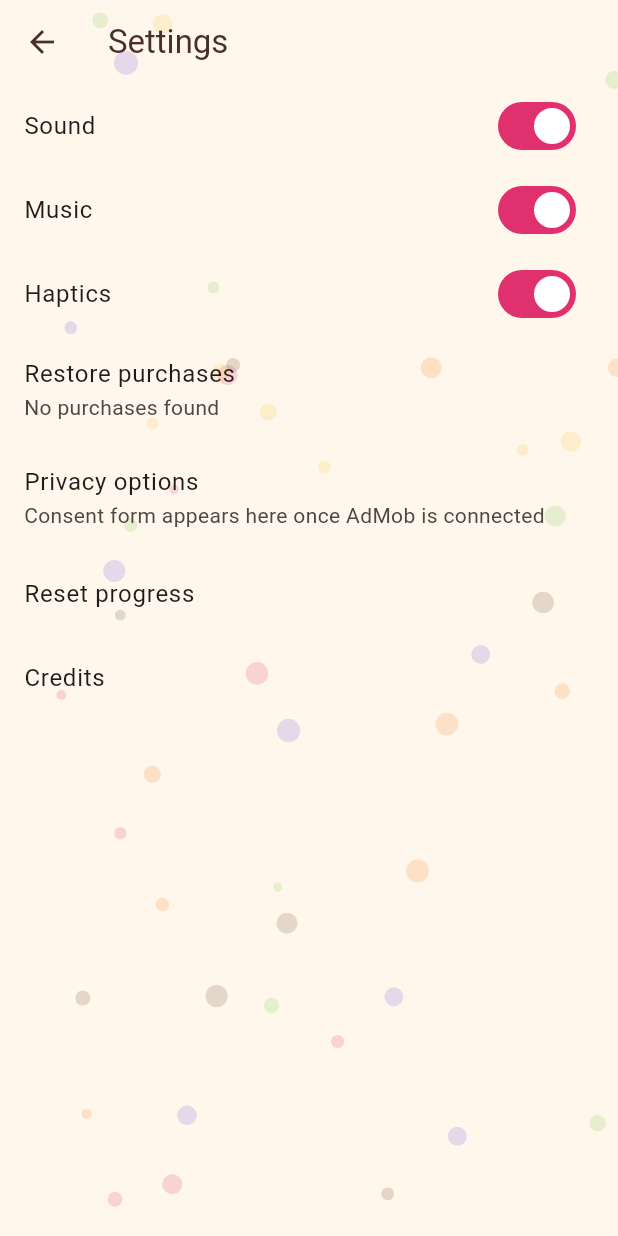
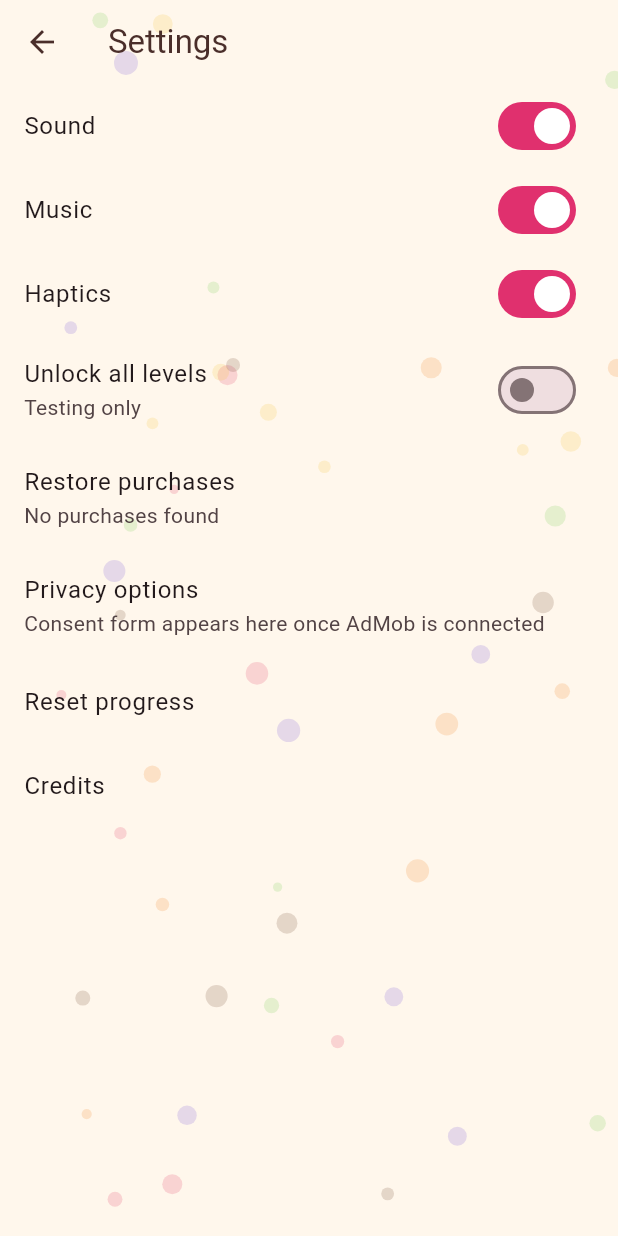
Before and after one commit to teoboonkeat/burger-stacks, a Flutter app: the screen it shows after launch, after a tap on "Settings", on a phone screen of 412 x 824 dp. Run offline on Flutter 3.47's test engine with Material 3 defaults, Android fonts, the phone set to English and light mode, and no system bars; our stand-ins replace shared_preferences; missing offline and left inert: flame, flame_audio.

Commit message:
Add 'Unlock all levels' testing toggle in Settings
Co-Authored-By: Claude Opus 5.5 <noreply@anthropic.com>
Claude-Session: https://claude.ai/code/session_01GwU7tGuyxGHu1s3hcQMFaS

```diff
--- a/lib/app/app_state.dart
+++ b/lib/app/app_state.dart
@@ -9,6 +9,8 @@ class AppState extends ChangeNotifier {
   int coins = 0;
   bool removeAds = false;
   bool sound = true, music = true, haptics = true;
+  /// Testing aid: every level is playable regardless of progress.
+  bool unlockAll = false;
   int completedSinceAd = 0;
   int lastInterstitialMs = 0;
 
@@ -20,6 +22,7 @@ class AppState extends ChangeNotifier {
     sound = _p.getBool('sound') ?? true;
     music = _p.getBool('music') ?? true;
     haptics = _p.getBool('haptics') ?? true;
+    unlockAll = _p.getBool('unlockAll') ?? false;
     completedSinceAd = _p.getInt('completedSinceAd') ?? 0;
     lastInterstitialMs = _p.getInt('lastInterstitialMs') ?? 0;
     stars = {
@@ -35,13 +38,14 @@ class AppState extends ChangeNotifier {
     await _p.setBool('sound', sound);
     await _p.setBool('music', music);
     await _p.setBool('haptics', haptics);
+    await _p.setBool('unlockAll', unlockAll);
     await _p.setInt('completedSinceAd', completedSinceAd);
     await _p.setInt('lastInterstitialMs', lastInterstitialMs);
     await _p.setStringList(
         'stars', [for (final e in stars.entries) '${e.key}:${e.value}']);
   }
 
-  bool isUnlocked(int level) => level <= currentLevel;
+  bool isUnlocked(int level) => unlockAll || level <= currentLevel;
 
   void completeLevel(int level, int earnedStars, int tips, int total) {
     final prev = stars[level] ?? 0;
--- a/lib/ui/screens.dart
+++ b/lib/ui/screens.dart
@@ -151,6 +151,11 @@ class SettingsScreen extends StatelessWidget {
               title: const Text('Haptics'),
               value: st.haptics,
               onChanged: (v) => st.update((x) => x.haptics = v)),
+          SwitchListTile(
+              title: const Text('Unlock all levels'),
+              subtitle: const Text('Testing only'),
+              value: st.unlockAll,
+              onChanged: (v) => st.update((x) => x.unlockAll = v)),
           ListTile(
               title: const Text('Restore purchases'),
               subtitle: Text(st.removeAds ? 'Remove ads: owned' : 'No purchases found'),
@@ -165,6 +170,7 @@ class SettingsScreen extends StatelessWidget {
                     x.stars = {};
                     x.coins = 0;
                     x.removeAds = false;
+                    x.unlockAll = false;
                   })),
           const AboutListTile(
               applicationName: 'Jelly Beans',
```
